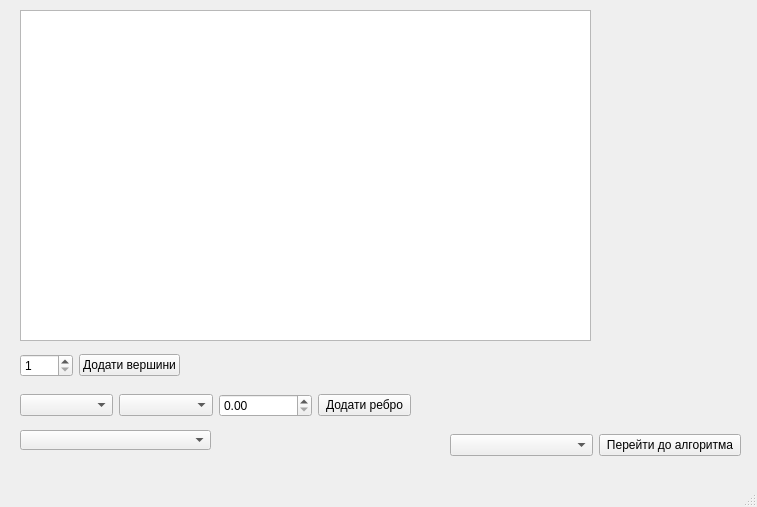
The window that creategraphwindow.ui (MyNameIsLiza/CourseWork) describes before a commit, drawn with Qt 5.
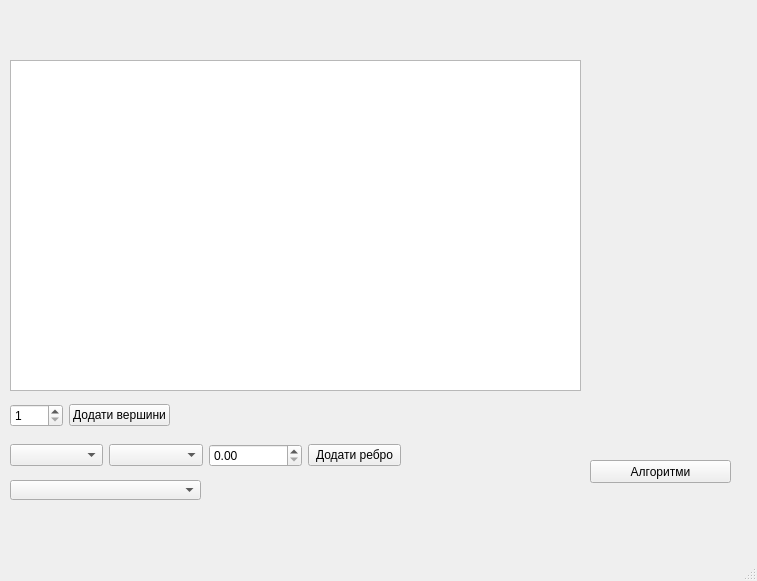
The same window after the commit.

Patch:
```diff
--- a/creategraphwindow.ui
+++ b/creategraphwindow.ui
@@ -7,7 +7,7 @@
     <x>0</x>
     <y>0</y>
     <width>757</width>
-    <height>507</height>
+    <height>581</height>
    </rect>
   </property>
   <property name="windowTitle">
@@ -17,8 +17,8 @@
    <widget class="QTableWidget" name="tableWidget">
     <property name="geometry">
      <rect>
-      <x>20</x>
-      <y>10</y>
+      <x>10</x>
+      <y>60</y>
       <width>571</width>
       <height>331</height>
      </rect>
@@ -27,8 +27,8 @@
    <widget class="QWidget" name="horizontalLayoutWidget">
     <property name="geometry">
      <rect>
-      <x>20</x>
-      <y>390</y>
+      <x>10</x>
+      <y>440</y>
       <width>391</width>
       <height>31</height>
      </rect>
@@ -63,12 +63,19 @@
    <widget class="QLabel" name="label">
     <property name="geometry">
      <rect>
-      <x>610</x>
-      <y>20</y>
-      <width>131</width>
-      <height>16</height>
+      <x>10</x>
+      <y>10</y>
+      <width>561</width>
+      <height>41</height>
      </rect>
     </property>
+    <property name="font">
+     <font>
+      <pointsize>16</pointsize>
+      <weight>75</weight>
+      <bold>true</bold>
+     </font>
+    </property>
     <property name="text">
      <string/>
     </property>
@@ -76,8 +83,8 @@
    <widget class="QWidget" name="horizontalLayoutWidget_2">
     <property name="geometry">
      <rect>
-      <x>20</x>
-      <y>350</y>
+      <x>10</x>
+      <y>400</y>
       <width>160</width>
       <height>31</height>
      </rect>
@@ -102,33 +109,11 @@
      </item>
     </layout>
    </widget>
-   <widget class="QWidget" name="horizontalLayoutWidget_3">
-    <property name="geometry">
-     <rect>
-      <x>450</x>
-      <y>430</y>
-      <width>291</width>
-      <height>31</height>
-     </rect>
-    </property>
-    <layout class="QHBoxLayout" name="horizontalLayout_3">
-     <item>
-      <widget class="QComboBox" name="comboBox_3"/>
-     </item>
-     <item>
-      <widget class="QPushButton" name="pushButton_3">
-       <property name="text">
-        <string>Перейти до алгоритма</string>
-       </property>
-      </widget>
-     </item>
-    </layout>
-   </widget>
    <widget class="QComboBox" name="comboBox_4">
     <property name="geometry">
      <rect>
-      <x>20</x>
-      <y>430</y>
+      <x>10</x>
+      <y>480</y>
       <width>191</width>
       <height>20</height>
      </rect>
@@ -137,6 +122,19 @@
      <string>Напрямок</string>
     </property>
    </widget>
+   <widget class="QPushButton" name="pushButton_3">
+    <property name="geometry">
+     <rect>
+      <x>590</x>
+      <y>460</y>
+      <width>141</width>
+      <height>23</height>
+     </rect>
+    </property>
+    <property name="text">
+     <string>Алгоритми</string>
+    </property>
+   </widget>
   </widget>
   <widget class="QMenuBar" name="menubar">
    <property name="geometry">
```
